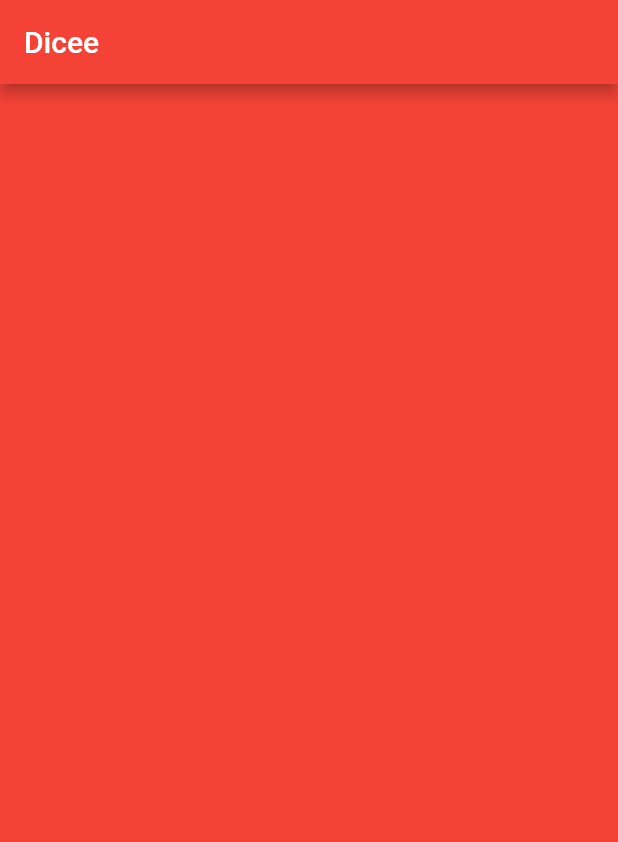
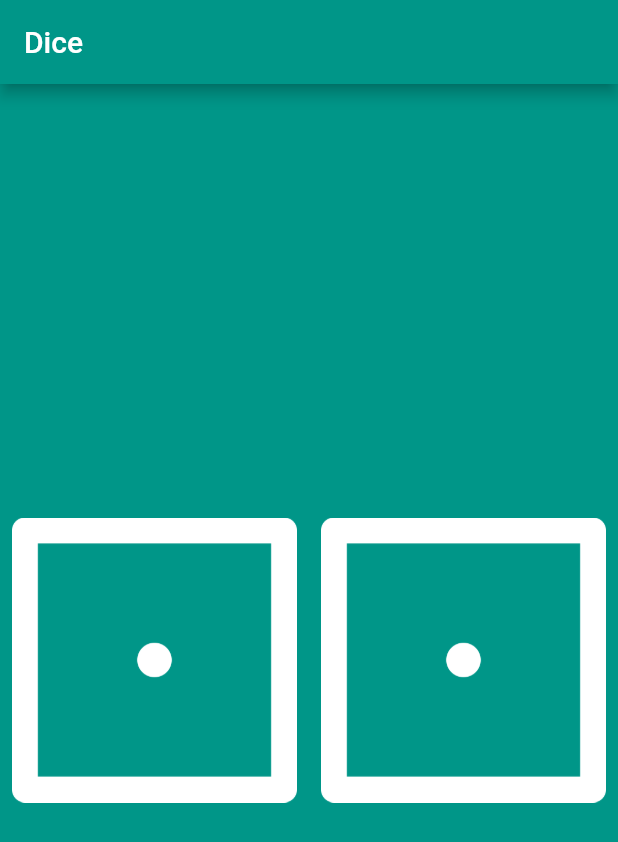
Before and after one commit to mujtabax18/dice_flutter, a Flutter app: the screen it shows after launch, on a phone screen of 412 x 824 dp. Shown: the top 842 px of the screen. Run offline on Flutter 3.47's test engine with Material 2 defaults, Android fonts, the phone set to English and light mode, and no system bars.

Commit message:
Adding when Coding is Donet

```diff
--- a/lib/main.dart
+++ b/lib/main.dart
@@ -1,23 +1,62 @@
 import 'package:flutter/material.dart';
-
+import 'dart:math';
 void main() {
   return runApp(
     MaterialApp(
       home: Scaffold(
-        backgroundColor: Colors.red,
+        backgroundColor: Colors.teal,
         appBar: AppBar(
-          title: Text('Dicee'),
-          backgroundColor: Colors.red,
+          title: const Text('Dice'),
+          backgroundColor: Colors.teal,
         ),
-        body: DicePage(),
+        body: const DicePage(),
       ),
     ),
   );
 }
 
-class DicePage extends StatelessWidget {
+
+class DicePage extends StatefulWidget {
+  const DicePage({Key? key}) : super(key: key);
+
+  @override
+  State<DicePage> createState() => _DicePageState();
+}
+
+class _DicePageState extends State<DicePage> {
+
+  int updateLeftImage=1;
+  int updateRightImage=1;
+
+  void changeDiceImage(){
+    setState((){
+    updateLeftImage= Random().nextInt(6)+1;
+    updateRightImage= Random().nextInt(6)+1;
+  });
+  }
+
   @override
   Widget build(BuildContext context) {
-    return Container();
+    return Center(
+      child: Row(
+        children: [
+          Expanded(child: TextButton(
+
+              onPressed: ()
+              {
+                changeDiceImage();
+              },
+              child: Image.asset("images/dice$updateLeftImage.png"))
+          ),
+          Expanded(child: TextButton(
+              onPressed: ()
+              {
+                changeDiceImage();
+              },
+              child: Image.asset("images/dice$updateRightImage.png"))
+          ),
+        ],
+      ),
+    );
   }
 }
```
Also changed, not shown: images/project_ss.png (added), 2 other files.
